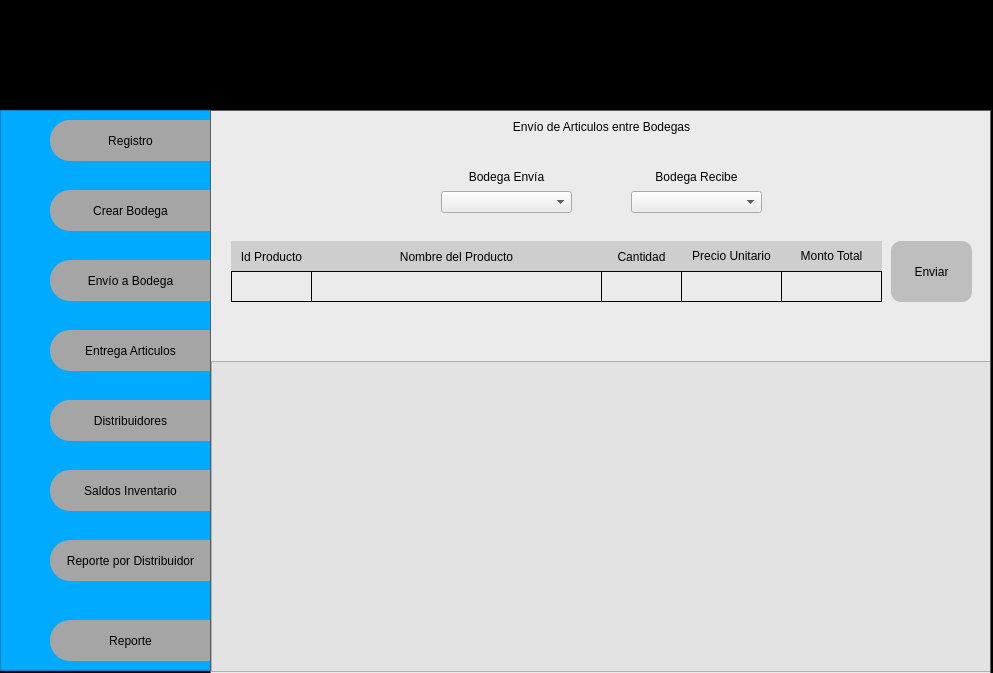
Above: Interfaz/proyecto_program-2.ui from jbrenes1984/proj-yectoFinalGrupo4 before the change. Below: the same form after it.
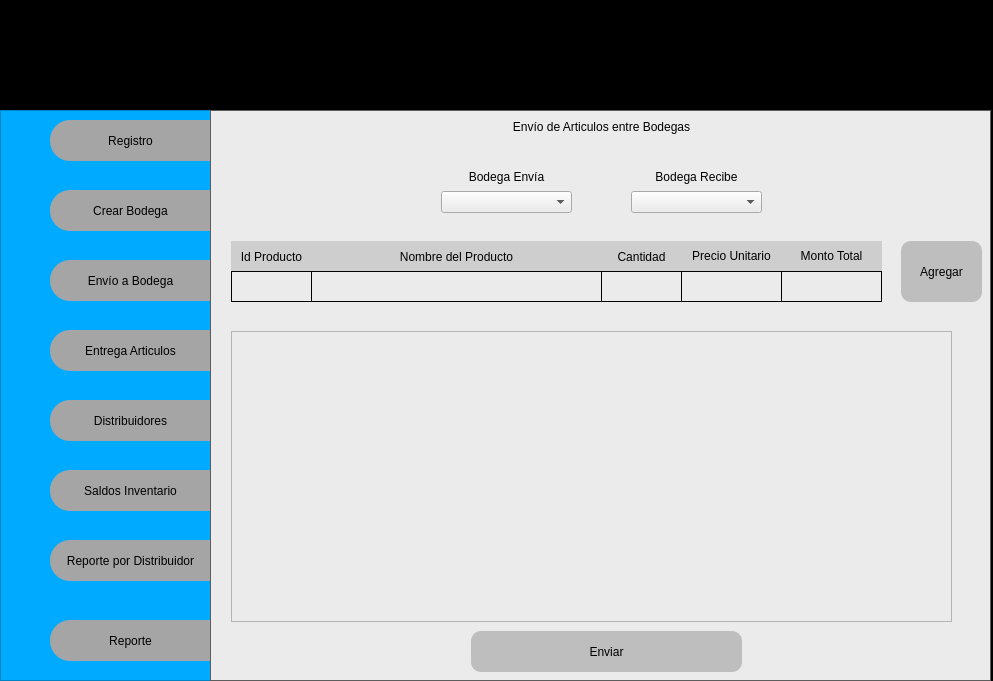
That is the form after the change. The open tabs and pages were chosen to show the change.

The edit to the form file:
```diff
--- a/Interfaz/proyecto_program-2.ui
+++ b/Interfaz/proyecto_program-2.ui
@@ -7,7 +7,7 @@
     <x>0</x>
     <y>0</y>
     <width>993</width>
-    <height>673</height>
+    <height>681</height>
    </rect>
   </property>
   <property name="windowTitle">
@@ -59,7 +59,7 @@
          <x>0</x>
          <y>110</y>
          <width>211</width>
-         <height>561</height>
+         <height>571</height>
         </rect>
        </property>
        <property name="styleSheet">
@@ -1082,7 +1082,7 @@
            <widget class="QPushButton" name="pushButton_enviar">
             <property name="geometry">
              <rect>
-              <x>680</x>
+              <x>690</x>
               <y>130</y>
               <width>81</width>
               <height>61</height>
@@ -1103,21 +1103,45 @@
 }</string>
             </property>
             <property name="text">
+             <string>Agregar</string>
+            </property>
+           </widget>
+           <widget class="QPushButton" name="btnEnviarBodegas">
+            <property name="geometry">
+             <rect>
+              <x>260</x>
+              <y>520</y>
+              <width>271</width>
+              <height>41</height>
+             </rect>
+            </property>
+            <property name="styleSheet">
+             <string notr="true">QPushButton{
+	
+	border-radius:10px;
+	background-color: rgb(190, 190, 190);
+
+}
+
+QPushButton:hover {      
+	color: rgb(0, 170, 255);
+	background-color: rgb(0, 0, 0);
+    font: 75 10pt &quot;MS Shell Dlg 2&quot;;    
+}</string>
+            </property>
+            <property name="text">
              <string>Enviar</string>
             </property>
            </widget>
-           <widget class="QTableView" name="tableView">
+           <widget class="QListView" name="listaEnvio">
             <property name="geometry">
              <rect>
-              <x>0</x>
-              <y>250</y>
-              <width>781</width>
-              <height>311</height>
+              <x>20</x>
+              <y>220</y>
+              <width>721</width>
+              <height>291</height>
              </rect>
             </property>
-            <property name="styleSheet">
-             <string notr="true">background-color: rgb(227, 227, 227);</string>
-            </property>
            </widget>
           </widget>
           <widget class="QWidget" name="page_entrega_articulos">
```
Left out of the diff: 10 changed lines with no effect on the pictures.
